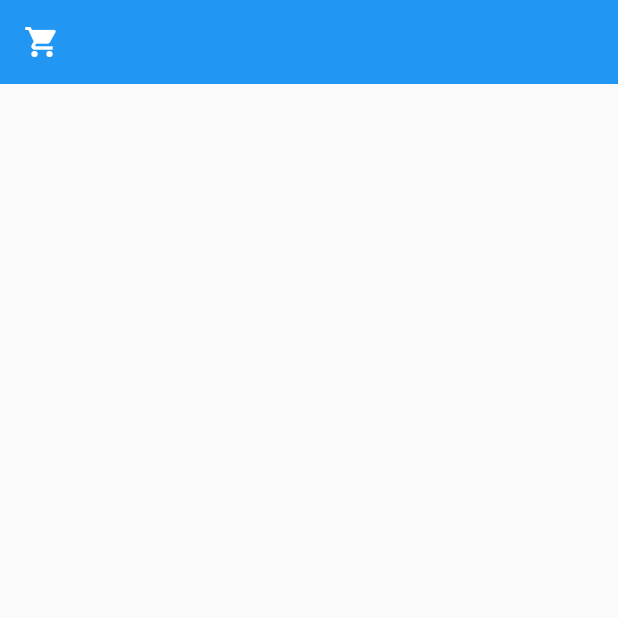
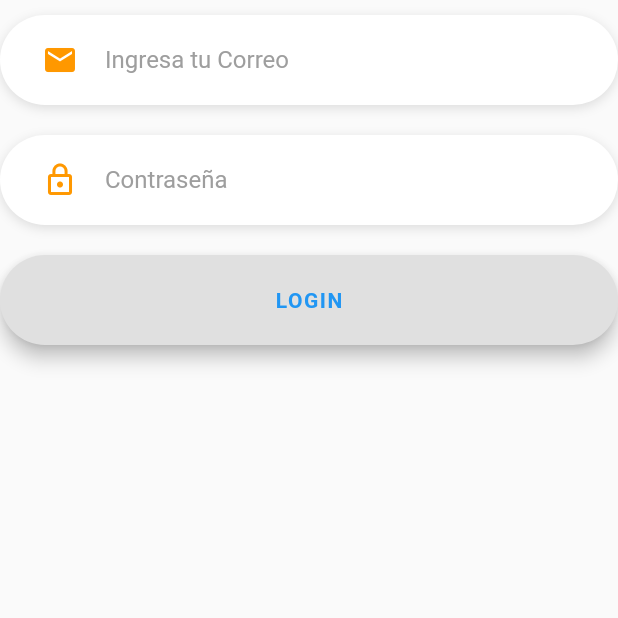
Before and after one commit to lexa-planilla/CRUD_flutter, a Flutter app: the screen it shows after launch, on a phone screen of 412 x 824 dp, the top half of it. Run offline on Flutter 3.47's test engine with Material 2 defaults, Android fonts, the phone set to English and light mode, and no system bars; accounts and stored records are empty; Roboto replaces fonts that are missing (Metropolis, Metropolis Light).

Commit message:
Add login screen test

```diff
--- a/mysql_crud/lib/main.dart
+++ b/mysql_crud/lib/main.dart
@@ -1,17 +1,230 @@
 import 'package:flutter/material.dart';
 
-import 'styletest.dart';
+import 'pages/styletest.dart';
+import 'pages/vendedoresPage.dart';
+import 'package:http/http.dart' as http;
+import 'dart:convert';
 
 void main() {
   runApp(MyApp());
 }
+
+String username;
 
 class MyApp extends StatelessWidget {
   @override
   Widget build(BuildContext context) {
     return MaterialApp(
       debugShowCheckedModeBanner: false,
-      home: StyleTest(),
+      home: LoginPage(),
+      title: 'CRUD Mysql',
+      routes: <String, WidgetBuilder>{
+        '/styletest': (BuildContext context) => new StyleTest(),
+        '/vendedoresPage': (BuildContext context) => new Vendedores(),
+        'LoginPage': (BuildContext context) => LoginPage(),
+      },
     );
   }
 }
+
+class LoginPage extends StatefulWidget {
+  LoginPage({Key key}) : super(key: key);
+
+  @override
+  _LoginPageState createState() => _LoginPageState();
+}
+
+class _LoginPageState extends State<LoginPage> {
+  TextEditingController controllerUsername = new TextEditingController();
+  TextEditingController controllerPassword = new TextEditingController();
+
+  String mensaje = '';
+
+  final kBoxDecorationStyle = BoxDecoration(
+    color: Colors.white,
+    borderRadius: BorderRadius.circular(35.0),
+    boxShadow: [
+      BoxShadow(
+        color: Colors.black12,
+        blurRadius: 6.0,
+        offset: Offset(0, 2),
+      ),
+    ],
+  );
+
+  final titleStyle = TextStyle(
+    fontFamily: 'Metropolis Bold',
+    color: Colors.black,
+    fontSize: 28.0,
+  );
+
+  final subtitleStyle = TextStyle(
+    fontFamily: 'Metropolis Light',
+    color: Color.fromRGBO(141, 152, 161, 1),
+    fontSize: 26.0,
+  );
+
+  final buttonTextStyle = TextStyle(
+    color: Colors.white,
+    fontSize: 14.0,
+    fontWeight: FontWeight.bold,
+    fontFamily: 'Metropolis Light',
+    letterSpacing: 1.0,
+  );
+
+  final kHintTextStyle = TextStyle(
+    color: Colors.grey,
+    fontFamily: 'Metropolis',
+  );
+
+  final kLabelStyle = TextStyle(
+    color: Colors.orange,
+    fontFamily: 'Metropolis Bold',
+    fontSize: 14.0,
+  );
+
+  final kLabelStyleBlack = TextStyle(
+    color: Colors.black,
+    fontFamily: 'Metropolis Bold',
+    fontSize: 14.0,
+  );
+
+  final kLabelStyleGray = TextStyle(
+    color: Colors.black,
+    fontFamily: 'Metropolis Light',
+    fontSize: 14.0,
+  );
+
+  Widget _buildEmailTF() {
+    return Column(
+      crossAxisAlignment: CrossAxisAlignment.start,
+      children: <Widget>[
+        SizedBox(
+          height: 10.0,
+        ),
+        Container(
+          alignment: Alignment.centerLeft,
+          decoration: kBoxDecorationStyle,
+          height: 60.0,
+          child: TextField(
+            controller: controllerUsername,
+            keyboardType: TextInputType.emailAddress,
+            style: TextStyle(color: Colors.black),
+            decoration: InputDecoration(
+              border: InputBorder.none,
+              contentPadding: EdgeInsets.only(top: 14.0),
+              prefixIcon: Padding(
+                padding: const EdgeInsets.only(left: 28.0, right: 18.0),
+                child: Icon(Icons.email, color: Colors.orange),
+              ),
+              hintText: 'Ingresa tu Correo',
+              hintStyle: kHintTextStyle,
+            ),
+          ),
+        ),
+      ],
+    );
+  }
+
+  Widget _buildPasswordTF() {
+    return Column(
+      crossAxisAlignment: CrossAxisAlignment.start,
+      children: <Widget>[
+        SizedBox(
+          height: 10.0,
+        ),
+        Container(
+          alignment: Alignment.centerLeft,
+          decoration: kBoxDecorationStyle,
+          height: 60.0,
+          child: TextField(
+            controller: controllerPassword,
+            obscureText: true,
+            style: TextStyle(color: Colors.black),
+            decoration: InputDecoration(
+              border: InputBorder.none,
+              contentPadding: EdgeInsets.only(top: 14.0),
+              prefixIcon: Padding(
+                padding: const EdgeInsets.only(left: 28.0, right: 18.0),
+                child: Icon(Icons.lock_outline, color: Colors.orange),
+              ),
+              hintText: 'Contraseña',
+              hintStyle: kHintTextStyle,
+            ),
+          ),
+        ),
+      ],
+    );
+  }
+
+  Widget _buildLoginBtn() {
+    return Container(
+      height: 60.0,
+      width: double.infinity,
+      child: RaisedButton(
+        elevation: 5.0,
+        onPressed: () => {print("Login pressed")},
+        padding: EdgeInsets.all(15.0),
+        shape: RoundedRectangleBorder(
+          borderRadius: BorderRadius.circular(35.0),
+        ),
+        color: Theme.of(context).buttonColor,
+        child: Text('LOGIN',
+            style: TextStyle(
+              color: Theme.of(context).primaryColor,
+              fontSize: 14.0,
+              fontWeight: FontWeight.bold,
+              fontFamily: 'Metropolis Light',
+              letterSpacing: 1.0,
+            )),
+      ),
+    );
+  }
+
+  Future<List> login() async {
+    final response = await http
+        .post("http://143.95.237.93/lexasal1_app/login.php", body: {
+      "username": controllerUsername.text,
+      "password": controllerPassword.text
+    });
+
+    var datauser = json.decode(response.body);
+
+    if (datauser.length == 0) {
+      setState(() {
+        mensaje = "usuario o contraseña incorrecto";
+      });
+    } else {
+      if (datauser[0]['nivel'] == 'admin') {
+        Navigator.pushReplacementNamed(context, '/styletest');
+      } else if (datauser[0]['nivel'] == 'ventas') {
+        Navigator.pushReplacementNamed(context, '/vendedoresPage');
+      }
+      setState(() {
+        username = datauser[0]['username'];
+      });
+    }
+  }
+
+  @override
+  Widget build(BuildContext context) {
+    return Scaffold(
+      resizeToAvoidBottomPadding: false,
+      body: Form(
+        child: Column(
+          children: <Widget>[
+            _buildEmailTF(),
+            SizedBox(
+              height: 10.0,
+            ),
+            _buildPasswordTF(),
+            SizedBox(
+              height: 20.0,
+            ),
+            _buildLoginBtn(),
+          ],
+        ),
+      ),
+    );
+  }
+}
--- /dev/null
+++ b/mysql_crud/lib/pages/vendedoresPage.dart
@@ -0,0 +1,29 @@
+import 'package:flutter/material.dart';
+
+class Vendedores extends StatefulWidget {
+  Vendedores({Key key}) : super(key: key);
+
+  @override
+  _VendedoresState createState() => _VendedoresState();
+}
+
+class _VendedoresState extends State<Vendedores> {
+  @override
+  Widget build(BuildContext context) {
+    return Scaffold(
+       appBar: AppBar(
+         backgroundColor: Theme.of(context).primaryColor,
+    elevation: 0,
+    leading: IconButton(
+      icon: Icon(
+        Icons.person_pin_circle,
+        color: Colors.white,
+      ),
+      onPressed: () {
+        print("Person cart pressed");
+      },
+    ),
+       ),
+    );
+  }
+}
--- a/mysql_crud/pubspec.yaml
+++ b/mysql_crud/pubspec.yaml
@@ -28,6 +28,7 @@ dependencies:
   # The following adds the Cupertino Icons font to your application.
   # Use with the CupertinoIcons class for iOS style icons.
   cupertino_icons: ^0.1.3
+  http: any
 
 dev_dependencies:
   flutter_test:
@@ -45,8 +46,8 @@ flutter:
   uses-material-design: true
 
   # To add assets to your application, add an assets section, like this:
-  # assets:
-  #   - images/a_dot_burr.jpeg
+  assets:
+        - assets/images/
   #   - images/a_dot_ham.jpeg
 
   # An image asset can refer to one or more resolution-specific "variants", see
```
Also changed, not shown: mysql_crud/lib/pages/styletest.dart (renamed from mysql_crud/lib/styletest.dart), mysql_crud/pubspec.lock.
